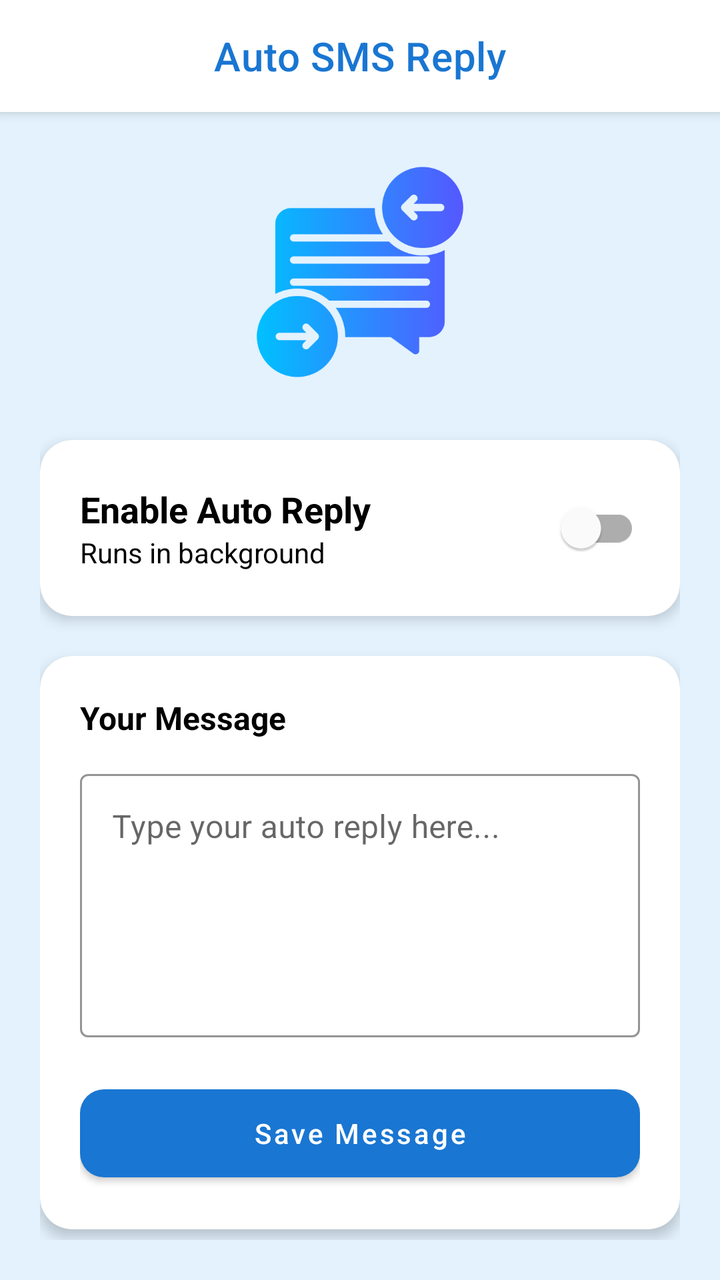
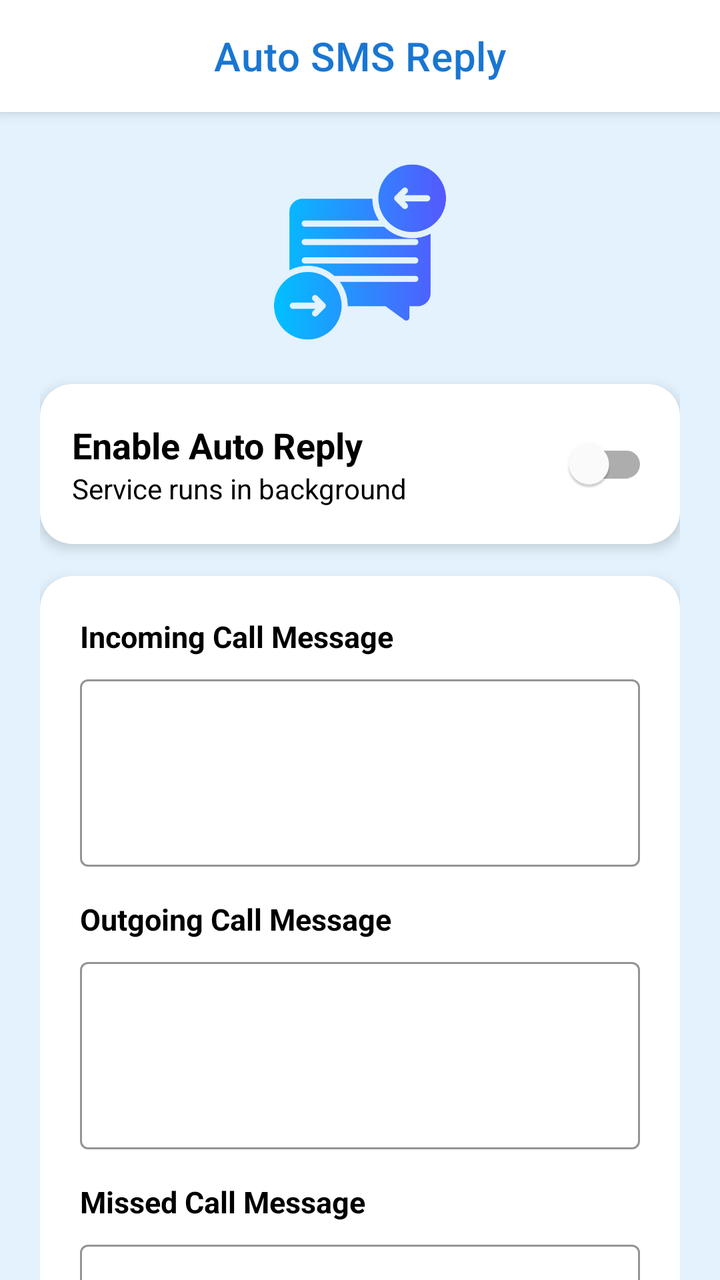

Two renders of the same Android screen: before a commit and after it. Below are the layout's source before the change and the commit's diff.
<!-- AndroidManifest.xml: application theme Theme.AutoReply -->
<!-- res/layout/activity_main.xml -->
<?xml version="1.0" encoding="utf-8"?>
<androidx.coordinatorlayout.widget.CoordinatorLayout xmlns:android="http://schemas.android.com/apk/res/android"
    xmlns:app="http://schemas.android.com/apk/res-auto"
    xmlns:tools="http://schemas.android.com/tools"
    android:layout_width="match_parent"
    android:layout_height="match_parent"
    android:background="#E3F2FD">

    <com.google.android.material.appbar.AppBarLayout
        android:layout_width="match_parent"
        android:layout_height="wrap_content"
        android:background="#FFFFFF">

        <com.google.android.material.appbar.MaterialToolbar
            android:id="@+id/toolbar"
            android:layout_width="match_parent"
            android:layout_height="?attr/actionBarSize"
            app:title="Auto SMS Reply"
            app:titleCentered="true"
            app:titleTextColor="#1976D2" />

    </com.google.android.material.appbar.AppBarLayout>

    <androidx.core.widget.NestedScrollView
        android:layout_width="match_parent"
        android:layout_height="match_parent"
        android:fillViewport="true"
        app:layout_behavior="@string/appbar_scrolling_view_behavior">

        <LinearLayout
            android:layout_width="match_parent"
            android:layout_height="wrap_content"
            android:orientation="vertical"
            android:padding="20dp">

            <ImageView
                android:id="@+id/ivLogo"
                android:layout_width="120dp"
                android:layout_height="120dp"
                android:layout_gravity="center_horizontal"
                android:layout_marginBottom="24dp"
                android:src="@drawable/auto_reply"
                android:contentDescription="App Logo" />

            <com.google.android.material.card.MaterialCardView
                android:layout_width="match_parent"
                android:layout_height="wrap_content"
                android:layout_marginBottom="20dp"
                app:cardCornerRadius="16dp"
                app:cardElevation="4dp"
                app:strokeWidth="0dp">

                <LinearLayout
                    android:layout_width="match_parent"
                    android:layout_height="wrap_content"
                    android:orientation="horizontal"
                    android:padding="20dp"
                    android:gravity="center_vertical">

                    <LinearLayout
                        android:layout_width="0dp"
                        android:layout_height="wrap_content"
                        android:layout_weight="1"
                        android:orientation="vertical">

                        <TextView
                            android:layout_width="wrap_content"
                            android:layout_height="wrap_content"
                            android:text="Enable Auto Reply"
                            android:textColor="#000000"
                            android:textSize="18sp"
                            android:textStyle="bold" />

                        <TextView
                            android:layout_width="wrap_content"
                            android:layout_height="wrap_content"
                            android:text="Runs in background"
                            android:textColor="#000000"
                            android:textSize="14sp" />
                    </LinearLayout>

                    <com.google.android.material.switchmaterial.SwitchMaterial
                        android:id="@+id/serviceSwitch"
                        android:layout_width="wrap_content"
                        android:layout_height="wrap_content" />
                </LinearLayout>
            </com.google.android.material.card.MaterialCardView>

            <com.google.android.material.card.MaterialCardView
                android:layout_width="match_parent"
                android:layout_height="wrap_content"
                app:cardCornerRadius="16dp"
                app:cardElevation="4dp"
                app:strokeWidth="0dp">

                <LinearLayout
                    android:layout_width="match_parent"
                    android:layout_height="wrap_content"
                    android:orientation="vertical"
                    android:padding="20dp">

                    <TextView
                        android:layout_width="wrap_content"
                        android:layout_height="wrap_content"
                        android:layout_marginBottom="12dp"
                        android:text="Your Message"
                        android:textColor="#000000"
                        android:textSize="16sp"
                        android:textStyle="bold" />

                    <com.google.android.material.textfield.TextInputLayout
                        style="@style/Widget.MaterialComponents.TextInputLayout.OutlinedBox"
                        android:layout_width="match_parent"
                        android:layout_height="wrap_content"
                        android:hint="Type your auto reply here..."
                        app:boxStrokeColor="#1976D2"
                        app:hintTextColor="#1976D2">

                        <com.google.android.material.textfield.TextInputEditText
                            android:id="@+id/etMessage"
                            android:layout_width="match_parent"
                            android:layout_height="wrap_content"
                            android:gravity="top"
                            android:inputType="textMultiLine"
                            android:lines="5"
                            android:textColor="#000000" />
                    </com.google.android.material.textfield.TextInputLayout>

                    <com.google.android.material.button.MaterialButton
                        android:id="@+id/btnSave"
                        android:layout_width="match_parent"
                        android:layout_height="56dp"
                        android:layout_marginTop="20dp"
                        android:text="Save Message"
                        android:textAllCaps="false"
                        app:cornerRadius="12dp" />
                </LinearLayout>
            </com.google.android.material.card.MaterialCardView>

        </LinearLayout>
    </androidx.core.widget.NestedScrollView>

</androidx.coordinatorlayout.widget.CoordinatorLayout>
<!-- resources referenced by this layout -->
<resources>
  <!-- drawable auto_reply: png bitmap (drawable, 19138 bytes) -->
  <style name="Theme.AutoReply" parent="Theme.MaterialComponents.DayNight.NoActionBar">
          
          <item name="colorPrimary">@color/primary_blue</item>
          <item name="colorPrimaryVariant">@color/purple_700</item>
          <item name="colorOnPrimary">@color/white</item>
          
          <item name="colorSecondary">@color/teal_200</item>
          <item name="colorSecondaryVariant">@color/teal_700</item>
          <item name="colorOnSecondary">@color/black</item>
          
          <item name="android:statusBarColor">@color/white</item>
          <item name="android:windowLightStatusBar">true</item>
          
      </style>
  <color name="primary_blue">#1976D2</color>
  <color name="purple_700">#3700B3</color>
  <color name="white">#FFFFFFFF</color>
  <color name="teal_200">#03DAC5</color>
  <color name="teal_700">#018786</color>
  <color name="black">#FF000000</color>
</resources>

<!-- the commit's change to res/layout/activity_main.xml (unified diff, before → after) -->
@@ -35,17 +35,18 @@
 
             <ImageView
                 android:id="@+id/ivLogo"
-                android:layout_width="120dp"
-                android:layout_height="120dp"
+                android:layout_width="100dp"
+                android:layout_height="100dp"
                 android:layout_gravity="center_horizontal"
-                android:layout_marginBottom="24dp"
+                android:layout_marginBottom="16dp"
                 android:src="@drawable/auto_reply"
                 android:contentDescription="App Logo" />
 
+            
             <com.google.android.material.card.MaterialCardView
                 android:layout_width="match_parent"
                 android:layout_height="wrap_content"
-                android:layout_marginBottom="20dp"
+                android:layout_marginBottom="16dp"
                 app:cardCornerRadius="16dp"
                 app:cardElevation="4dp"
                 app:strokeWidth="0dp">
@@ -54,7 +55,7 @@
                     android:layout_width="match_parent"
                     android:layout_height="wrap_content"
                     android:orientation="horizontal"
-                    android:padding="20dp"
+                    android:padding="16dp"
                     android:gravity="center_vertical">
 
                     <LinearLayout
@@ -74,7 +75,7 @@
                         <TextView
                             android:layout_width="wrap_content"
                             android:layout_height="wrap_content"
-                            android:text="Runs in background"
+                            android:text="Service runs in background"
                             android:textColor="#000000"
                             android:textSize="14sp" />
                     </LinearLayout>
@@ -86,6 +87,7 @@
                 </LinearLayout>
             </com.google.android.material.card.MaterialCardView>
 
+            
             <com.google.android.material.card.MaterialCardView
                 android:layout_width="match_parent"
                 android:layout_height="wrap_content"
@@ -99,39 +101,96 @@
                     android:orientation="vertical"
                     android:padding="20dp">
 
+                    
                     <TextView
                         android:layout_width="wrap_content"
                         android:layout_height="wrap_content"
-                        android:layout_marginBottom="12dp"
-                        android:text="Your Message"
+                        android:layout_marginBottom="6dp"
+                        android:text="Incoming Call Message"
                         android:textColor="#000000"
-                        android:textSize="16sp"
+                        android:textSize="15sp"
                         android:textStyle="bold" />
 
                     <com.google.android.material.textfield.TextInputLayout
                         style="@style/Widget.MaterialComponents.TextInputLayout.OutlinedBox"
                         android:layout_width="match_parent"
                         android:layout_height="wrap_content"
-                        android:hint="Type your auto reply here..."
+                        android:layout_marginBottom="16dp"
                         app:boxStrokeColor="#1976D2"
                         app:hintTextColor="#1976D2">
 
                         <com.google.android.material.textfield.TextInputEditText
-                            android:id="@+id/etMessage"
+                            android:id="@+id/etIncoming"
                             android:layout_width="match_parent"
                             android:layout_height="wrap_content"
                             android:gravity="top"
                             android:inputType="textMultiLine"
-                            android:lines="5"
+                            android:lines="3"
                             android:textColor="#000000" />
                     </com.google.android.material.textfield.TextInputLayout>
 
+                    
+                    <TextView
+                        android:layout_width="wrap_content"
+                        android:layout_height="wrap_content"
+                        android:layout_marginBottom="6dp"
+                        android:text="Outgoing Call Message"
+                        android:textColor="#000000"
+                        android:textSize="15sp"
+                        android:textStyle="bold" />
+
+                    <com.google.android.material.textfield.TextInputLayout
+                        style="@style/Widget.MaterialComponents.TextInputLayout.OutlinedBox"
+                        android:layout_width="match_parent"
+                        android:layout_height="wrap_content"
+                        android:layout_marginBottom="16dp"
+                        app:boxStrokeColor="#1976D2"
+                        app:hintTextColor="#1976D2">
+
+                        <com.google.android.material.textfield.TextInputEditText
+                            android:id="@+id/etOutgoing"
+                            android:layout_width="match_parent"
+                            android:layout_height="wrap_content"
+                            android:gravity="top"
+                            android:inputType="textMultiLine"
+                            android:lines="3"
+                            android:textColor="#000000" />
+                    </com.google.android.material.textfield.TextInputLayout>
+
+                    
+                    <TextView
+                        android:layout_width="wrap_content"
+                        android:layout_height="wrap_content"
+                        android:layout_marginBottom="6dp"
+                        android:text="Missed Call Message"
+                        android:textColor="#000000"
+                        android:textSize="15sp"
+                        android:textStyle="bold" />
+
+                    <com.google.android.material.textfield.TextInputLayout
+                        style="@style/Widget.MaterialComponents.TextInputLayout.OutlinedBox"
+                        android:layout_width="match_parent"
+                        android:layout_height="wrap_content"
+                        android:layout_marginBottom="16dp"
+                        app:boxStrokeColor="#1976D2"
+                        app:hintTextColor="#1976D2">
+
+                        <com.google.android.material.textfield.TextInputEditText
+                            android:id="@+id/etMissed"
+                            android:layout_width="match_parent"
+                            android:layout_height="wrap_content"
+                            android:gravity="top"
+                            android:inputType="textMultiLine"
+                            android:lines="3"
+                            android:textColor="#000000" />
+                    </com.google.android.material.textfield.TextInputLayout>
+
                     <com.google.android.material.button.MaterialButton
                         android:id="@+id/btnSave"
                         android:layout_width="match_parent"
                         android:layout_height="56dp"
-                        android:layout_marginTop="20dp"
-                        android:text="Save Message"
+                        android:layout_marginTop="8dp"
+                        android:text="Save Messages"
                         android:textAllCaps="false"
                         app:cornerRadius="12dp" />
                 </LinearLayout>
